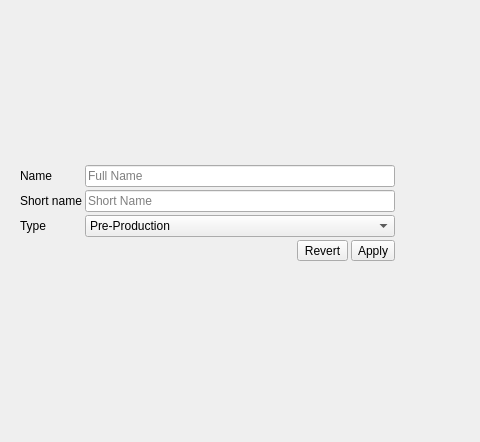
RxLaboratory/Ramses-Client, file src/templatestepeditwidget.ui: the form before one commit; both pictures show x 168 to 648 and y 0 to 442 of the 750 by 442 pixel window.
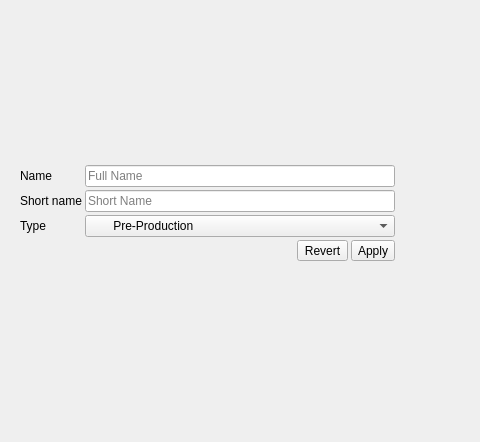
The form after the commit. Icons and pictures are not drawn.

Commit message: fix combobox with icon ui

```diff
--- a/src/templatestepeditwidget.ui
+++ b/src/templatestepeditwidget.ui
@@ -137,7 +137,7 @@
       <widget class="QComboBox" name="typeBox">
        <item>
         <property name="text">
-         <string>Pre-Production</string>
+         <string>       Pre-Production</string>
         </property>
         <property name="icon">
          <iconset resource="resources.qrc">
```
Left out of the diff: 6 changed lines with no effect on the pictures. The commit also changes 1 other file.
